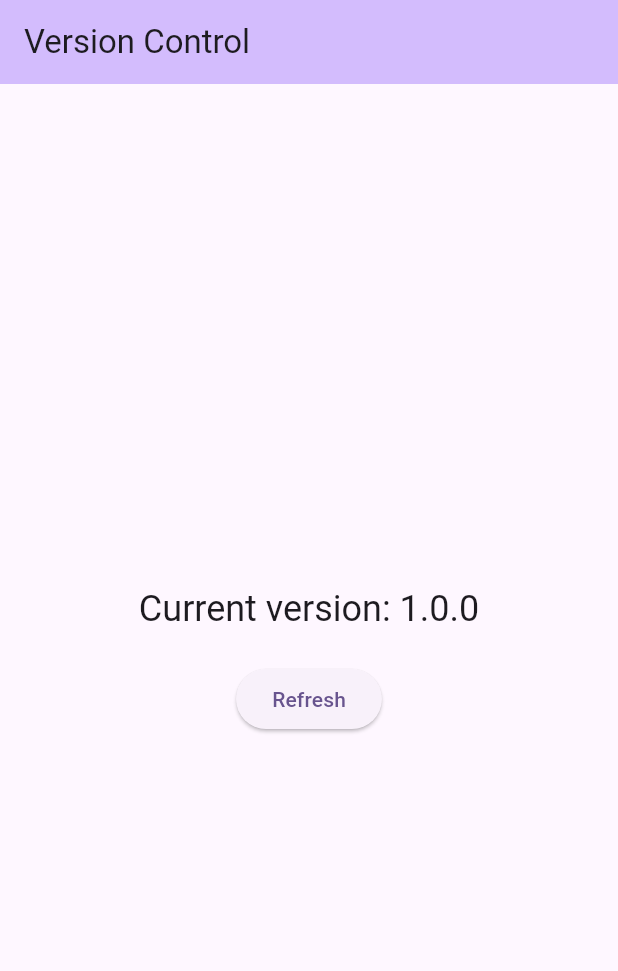
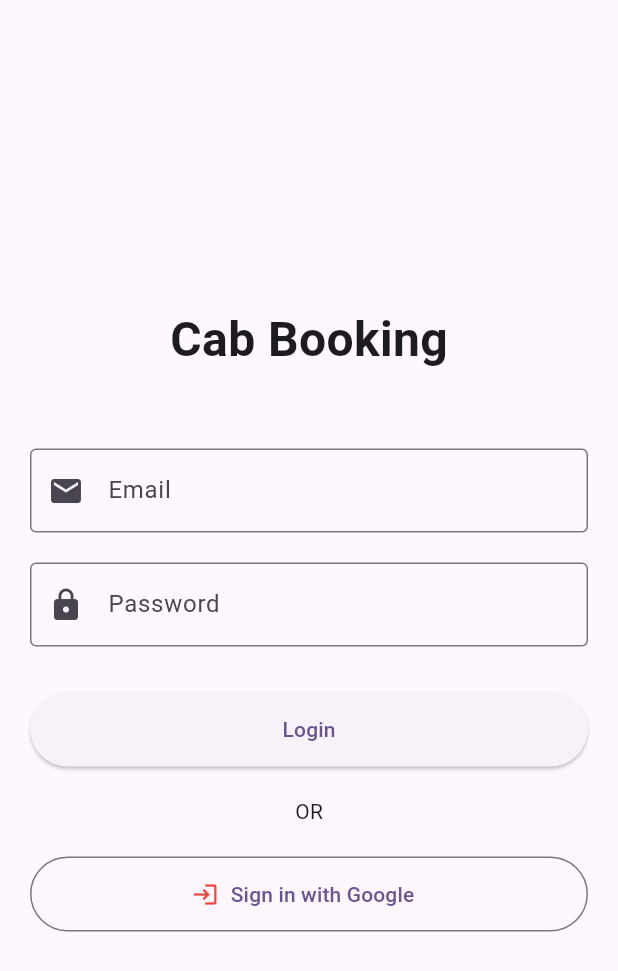
Before and after one commit to h3-services/cab_app_driver, a Flutter app: the screen it shows after launch, on a phone screen of 412 x 824 dp. Shown: the top 971 px of the screen. Run offline on Flutter 3.47's test engine with Material 3 defaults, Android fonts, the phone set to English and light mode, and no system bars; our stand-ins replace connectivity_plus, package_info_plus.

Commit message:
pages and screen add

```diff
--- /dev/null
+++ b/cab_app/lib/screens/login_screen.dart
@@ -0,0 +1,102 @@
+import 'package:flutter/material.dart';
+import '../pages/version_control_page.dart';
+
+class LoginScreen extends StatefulWidget {
+  const LoginScreen({super.key});
+
+  @override
+  State<LoginScreen> createState() => _LoginScreenState();
+}
+
+class _LoginScreenState extends State<LoginScreen> {
+  final _emailController = TextEditingController();
+  final _passwordController = TextEditingController();
+  final _formKey = GlobalKey<FormState>();
+
+  void _login() {
+    if (_formKey.currentState!.validate()) {
+      Navigator.pushReplacement(
+        context,
+        MaterialPageRoute(builder: (context) => const VersionControlPage()),
+      );
+    }
+  }
+
+  void _googleSignIn() {
+    Navigator.pushReplacement(
+      context,
+      MaterialPageRoute(builder: (context) => const VersionControlPage()),
+    );
+  }
+
+  @override
+  Widget build(BuildContext context) {
+    return Scaffold(
+      body: Padding(
+        padding: const EdgeInsets.all(20.0),
+        child: Form(
+          key: _formKey,
+          child: Column(
+            mainAxisAlignment: MainAxisAlignment.center,
+            children: [
+              const Text(
+                'Cab Booking',
+                style: TextStyle(fontSize: 32, fontWeight: FontWeight.bold),
+              ),
+              const SizedBox(height: 50),
+              TextFormField(
+                controller: _emailController,
+                decoration: const InputDecoration(
+                  labelText: 'Email',
+                  border: OutlineInputBorder(),
+                  prefixIcon: Icon(Icons.email),
+                ),
+                validator: (value) {
+                  if (value?.isEmpty ?? true) return 'Enter email';
+                  if (!value!.contains('@')) return 'Enter valid email';
+                  return null;
+                },
+              ),
+              const SizedBox(height: 20),
+              TextFormField(
+                controller: _passwordController,
+                obscureText: true,
+                decoration: const InputDecoration(
+                  labelText: 'Password',
+                  border: OutlineInputBorder(),
+                  prefixIcon: Icon(Icons.lock),
+                ),
+                validator: (value) {
+                  if (value?.isEmpty ?? true) return 'Enter password';
+                  if (value!.length < 6) return 'Password too short';
+                  return null;
+                },
+              ),
+              const SizedBox(height: 30),
+              SizedBox(
+                width: double.infinity,
+                height: 50,
+                child: ElevatedButton(
+                  onPressed: _login,
+                  child: const Text('Login'),
+                ),
+              ),
+              const SizedBox(height: 20),
+              const Text('OR'),
+              const SizedBox(height: 20),
+              SizedBox(
+                width: double.infinity,
+                height: 50,
+                child: OutlinedButton.icon(
+                  onPressed: _googleSignIn,
+                  icon: const Icon(Icons.login, color: Colors.red),
+                  label: const Text('Sign in with Google'),
+                ),
+              ),
+            ],
+          ),
+        ),
+      ),
+    );
+  }
+}
```
Also changed, not shown: cab_app/lib/main.dart (+4 -152 lines), cab_app/lib/pages/home_page.dart (added, +116 -0 lines).
